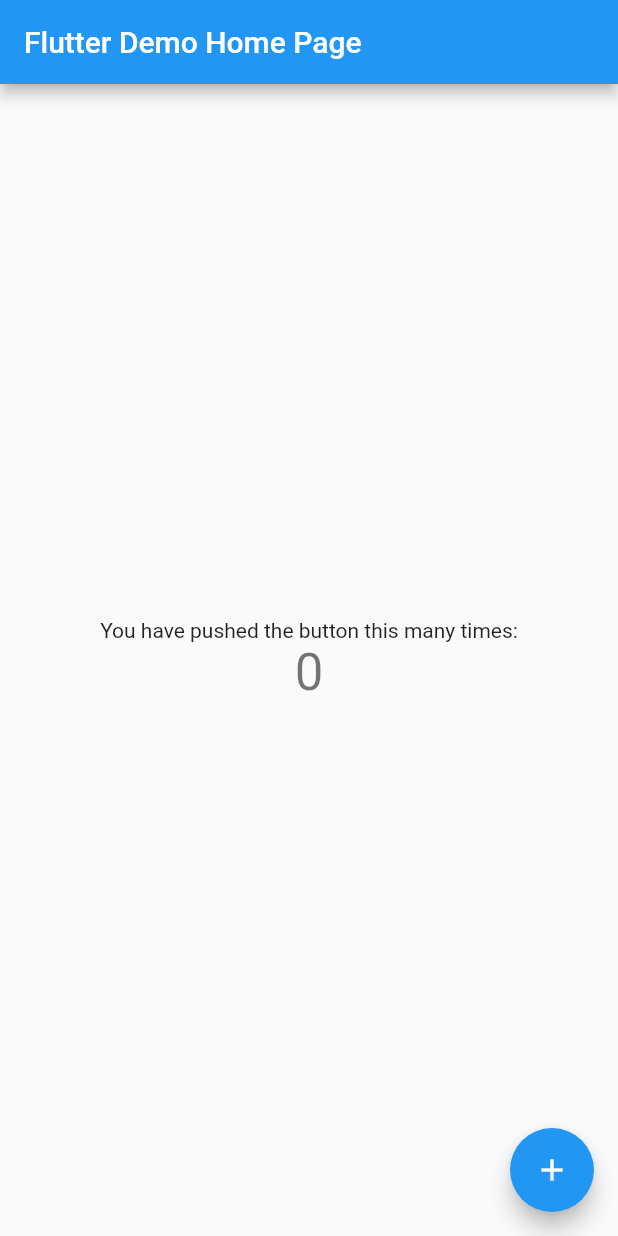
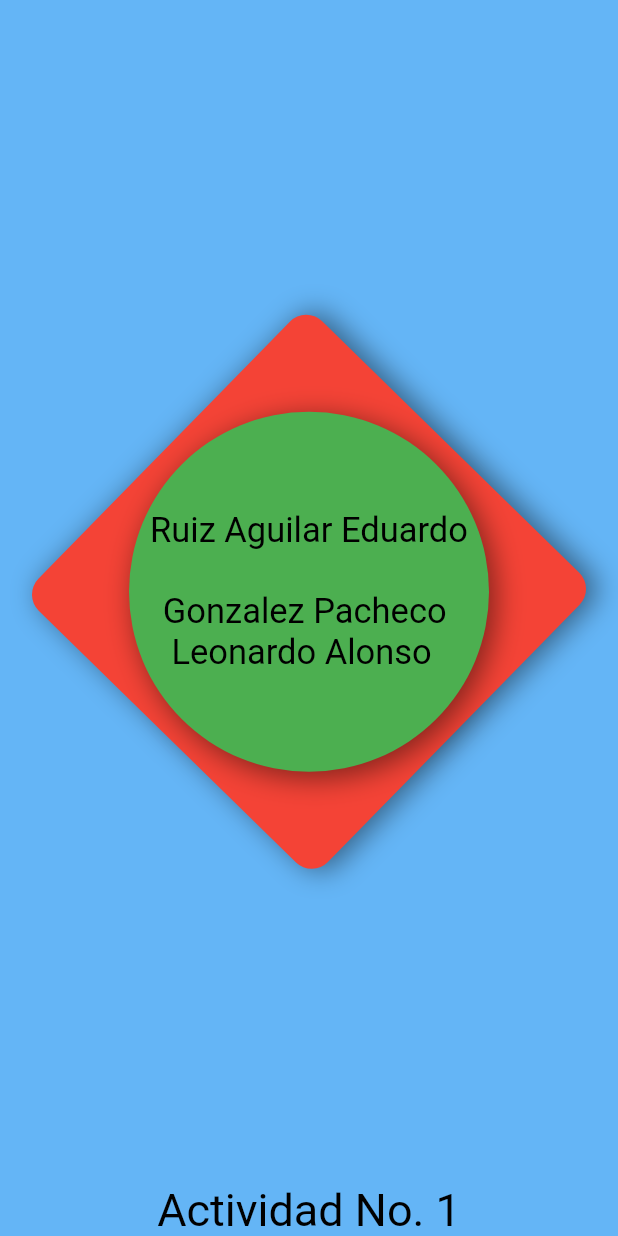
Before and after one commit to ed04rdo/Flutter, a Flutter app: the screen it shows after launch, on a phone screen of 412 x 824 dp. Run offline on Flutter 3.47's test engine with Material 2 defaults, Android fonts, the phone set to English and light mode, and no system bars.

Commit message:
complete exercise one
Agregamos actividad 1

```diff
--- a/CM 2022-1/ejercicio1/lib/main.dart
+++ b/CM 2022-1/ejercicio1/lib/main.dart
@@ -1,115 +1,4 @@
 import 'package:flutter/material.dart';
+import 'package:ejercicio1/src/MyApp.dart';
 
-void main() {
-  runApp(const MyApp());
-}
-
-class MyApp extends StatelessWidget {
-  const MyApp({Key? key}) : super(key: key);
-
-  // This widget is the root of your application.
-  @override
-  Widget build(BuildContext context) {
-    return MaterialApp(
-      title: 'Flutter Demo',
-      theme: ThemeData(
-        // This is the theme of your application.
-        //
-        // Try running your application with "flutter run". You'll see the
-        // application has a blue toolbar. Then, without quitting the app, try
-        // changing the primarySwatch below to Colors.green and then invoke
-        // "hot reload" (press "r" in the console where you ran "flutter run",
-        // or simply save your changes to "hot reload" in a Flutter IDE).
-        // Notice that the counter didn't reset back to zero; the application
-        // is not restarted.
-        primarySwatch: Colors.blue,
-      ),
-      home: const MyHomePage(title: 'Flutter Demo Home Page'),
-    );
-  }
-}
-
-class MyHomePage extends StatefulWidget {
-  const MyHomePage({Key? key, required this.title}) : super(key: key);
-
-  // This widget is the home page of your application. It is stateful, meaning
-  // that it has a State object (defined below) that contains fields that affect
-  // how it looks.
-
-  // This class is the configuration for the state. It holds the values (in this
-  // case the title) provided by the parent (in this case the App widget) and
-  // used by the build method of the State. Fields in a Widget subclass are
-  // always marked "final".
-
-  final String title;
-
-  @override
-  State<MyHomePage> createState() => _MyHomePageState();
-}
-
-class _MyHomePageState extends State<MyHomePage> {
-  int _counter = 0;
-
-  void _incrementCounter() {
-    setState(() {
-      // This call to setState tells the Flutter framework that something has
-      // changed in this State, which causes it to rerun the build method below
-      // so that the display can reflect the updated values. If we changed
-      // _counter without calling setState(), then the build method would not be
-      // called again, and so nothing would appear to happen.
-      _counter++;
-    });
-  }
-
-  @override
-  Widget build(BuildContext context) {
-    // This method is rerun every time setState is called, for instance as done
-    // by the _incrementCounter method above.
-    //
-    // The Flutter framework has been optimized to make rerunning build methods
-    // fast, so that you can just rebuild anything that needs updating rather
-    // than having to individually change instances of widgets.
-    return Scaffold(
-      appBar: AppBar(
-        // Here we take the value from the MyHomePage object that was created by
-        // the App.build method, and use it to set our appbar title.
-        title: Text(widget.title),
-      ),
-      body: Center(
-        // Center is a layout widget. It takes a single child and positions it
-        // in the middle of the parent.
-        child: Column(
-          // Column is also a layout widget. It takes a list of children and
-          // arranges them vertically. By default, it sizes itself to fit its
-          // children horizontally, and tries to be as tall as its parent.
-          //
-          // Invoke "debug painting" (press "p" in the console, choose the
-          // "Toggle Debug Paint" action from the Flutter Inspector in Android
-          // Studio, or the "Toggle Debug Paint" command in Visual Studio Code)
-          // to see the wireframe for each widget.
-          //
-          // Column has various properties to control how it sizes itself and
-          // how it positions its children. Here we use mainAxisAlignment to
-          // center the children vertically; the main axis here is the vertical
-          // axis because Columns are vertical (the cross axis would be
-          // horizontal).
-          mainAxisAlignment: MainAxisAlignment.center,
-          children: <Widget>[
-            const Text(
-              'You have pushed the button this many times:',
-            ),
-            Text(
-              '$_counter',
-              style: Theme.of(context).textTheme.headline4,
-            ),
-          ],
-        ),
-      ),
-      floatingActionButton: FloatingActionButton(
-        onPressed: _incrementCounter,
-        tooltip: 'Increment',
-        child: const Icon(Icons.add),
-      ), // This trailing comma makes auto-formatting nicer for build methods.
-    );
-  }
-}
+void main() => runApp(MyApp());
--- /dev/null
+++ b/CM 2022-1/ejercicio1/lib/src/ListContainerPage.dart
@@ -0,0 +1,79 @@
+// ignore_for_file: file_names, prefer_const_constructors
+import 'package:flutter/material.dart';
+
+class ListContainerPage extends StatelessWidget {
+  @override
+  Widget build(BuildContext context) {
+    return Scaffold(
+        backgroundColor: Colors.blue[300],
+        body: Column(children: [
+          Expanded(child: SizedBox()),
+          Center(
+              child: Stack(
+            alignment: AlignmentDirectional.center,
+            children: [_rombo(), _circulo(), _texto()],
+          )),
+          Expanded(child: SizedBox()),
+          Text('Actividad No. 1',
+              style: TextStyle(fontSize: 30.0, color: Colors.black)),
+        ]));
+  }
+
+  Widget _rombo() {
+    return Transform.rotate(
+      angle: 150.0,
+      child: Container(
+        alignment: Alignment(0.5, 0.5),
+        padding: EdgeInsets.all(100),
+        height: 270,
+        width: 270,
+        decoration: BoxDecoration(
+            color: Colors.red,
+            borderRadius: BorderRadius.circular(15),
+            // ignore: prefer_const_literals_to_create_immutables
+            boxShadow: [
+              BoxShadow(
+                  color: Colors.black45,
+                  offset: Offset(4.0, 4.0),
+                  blurRadius: 15.0,
+                  spreadRadius: 1.0),
+            ]),
+      ),
+      // ignore: dead_code
+    );
+  }
+
+  Widget _circulo() {
+    return Container(
+      padding: EdgeInsets.all(100),
+      height: 240,
+      width: 240,
+      decoration: BoxDecoration(
+          color: Colors.green,
+          borderRadius: BorderRadius.circular(130),
+          // ignore: prefer_const_literals_to_create_immutables
+          boxShadow: [
+            BoxShadow(
+                color: Colors.black45,
+                offset: Offset(4.0, 4.0),
+                blurRadius: 15.0,
+                spreadRadius: 1.0),
+          ]),
+    );
+  }
+
+  Widget _texto() {
+    return Column(
+      // ignore: prefer_const_literals_to_create_immutables
+      children: [
+        Text('Ruiz Aguilar Eduardo',
+            style: TextStyle(
+              fontSize: 23.0,
+              color: Colors.black,
+            )),
+        Text('\nGonzalez Pacheco \n Leonardo Alonso',
+            style: TextStyle(fontSize: 23.0, color: Colors.black))
+      ],
+    );
+  }
+}
--- /dev/null
+++ b/CM 2022-1/ejercicio1/lib/src/MyApp.dart
@@ -0,0 +1,13 @@
+// ignore_for_file: file_names
+import 'package:flutter/material.dart';
+import 'package:ejercicio1/src/ListContainerPage.dart';
+
+class MyApp extends StatelessWidget {
+  @override
+  Widget build(BuildContext context) {
+    return MaterialApp(
+      debugShowCheckedModeBanner: false,
+      home: ListContainerPage(),
+    );
+  }
+}
```
